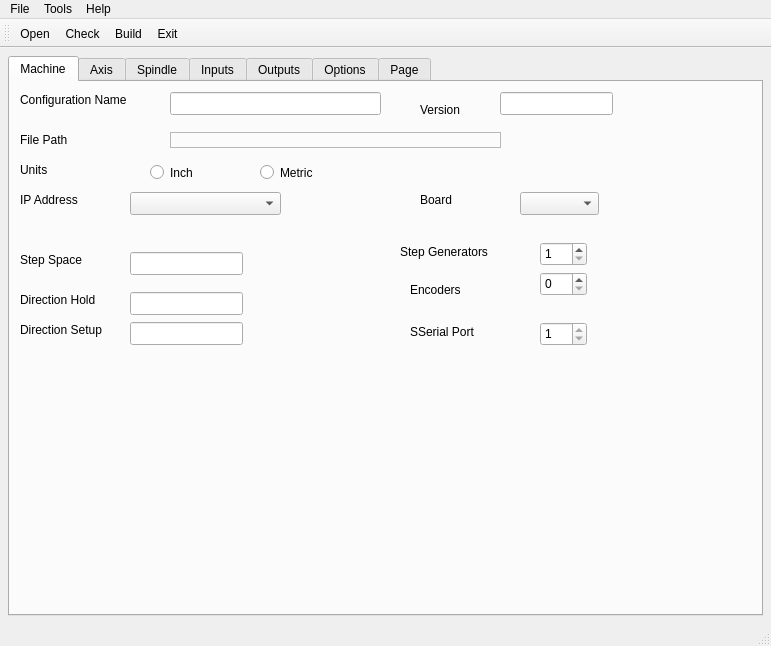
First picture: the form in 7i96.ui, repository snelweg/7i96, before the edit.
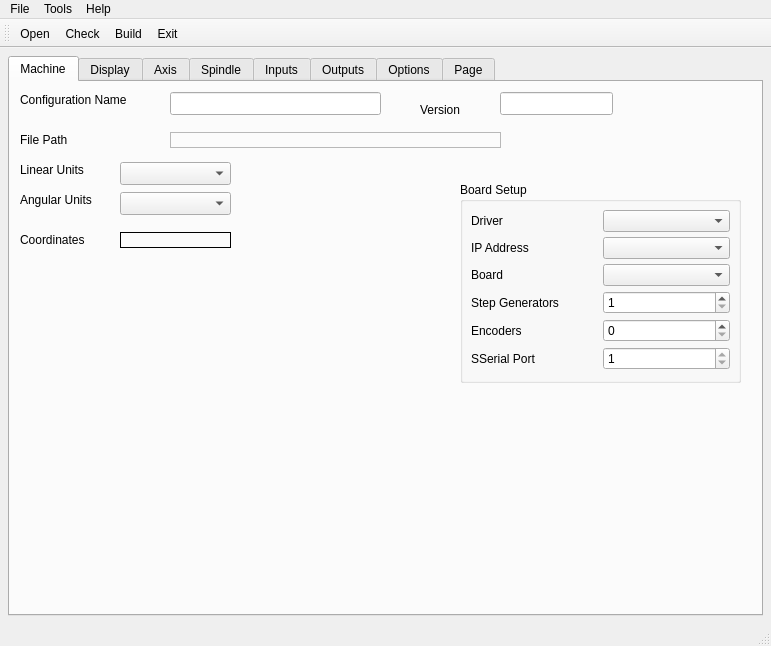
Second picture: the form after the edit.

Diff of the .ui file:
```diff
--- a/7i96.ui
+++ b/7i96.ui
@@ -81,136 +81,12 @@
          <rect>
           <x>10</x>
           <y>80</y>
-          <width>59</width>
-          <height>15</height>
-         </rect>
-        </property>
-        <property name="text">
-         <string>Units</string>
-        </property>
-       </widget>
-       <widget class="QRadioButton" name="radioButton">
-        <property name="geometry">
-         <rect>
-          <x>140</x>
-          <y>80</y>
-          <width>100</width>
-          <height>21</height>
-         </rect>
-        </property>
-        <property name="text">
-         <string>Inch</string>
-        </property>
-        <attribute name="buttonGroup">
-         <string notr="true">unitsGroup</string>
-        </attribute>
-       </widget>
-       <widget class="QRadioButton" name="radioButton_2">
-        <property name="geometry">
-         <rect>
-          <x>250</x>
-          <y>80</y>
-          <width>100</width>
-          <height>21</height>
-         </rect>
-        </property>
-        <property name="text">
-         <string>Metric</string>
-        </property>
-        <attribute name="buttonGroup">
-         <string notr="true">unitsGroup</string>
-        </attribute>
-       </widget>
-       <widget class="QLabel" name="label_8">
-        <property name="geometry">
-         <rect>
-          <x>10</x>
-          <y>170</y>
-          <width>71</width>
+          <width>81</width>
           <height>16</height>
          </rect>
         </property>
         <property name="text">
-         <string>Step Space</string>
-        </property>
-       </widget>
-       <widget class="QLabel" name="label_9">
-        <property name="geometry">
-         <rect>
-          <x>10</x>
-          <y>210</y>
-          <width>91</width>
-          <height>16</height>
-         </rect>
-        </property>
-        <property name="text">
-         <string>Direction Hold</string>
-        </property>
-       </widget>
-       <widget class="QLabel" name="label_10">
-        <property name="geometry">
-         <rect>
-          <x>10</x>
-          <y>240</y>
-          <width>101</width>
-          <height>16</height>
-         </rect>
-        </property>
-        <property name="text">
-         <string>Direction Setup</string>
-        </property>
-       </widget>
-       <widget class="QLineEdit" name="stepSpace">
-        <property name="geometry">
-         <rect>
-          <x>120</x>
-          <y>170</y>
-          <width>113</width>
-          <height>23</height>
-         </rect>
-        </property>
-       </widget>
-       <widget class="QLineEdit" name="directionHold">
-        <property name="geometry">
-         <rect>
-          <x>120</x>
-          <y>210</y>
-          <width>113</width>
-          <height>23</height>
-         </rect>
-        </property>
-       </widget>
-       <widget class="QLineEdit" name="directionSetup">
-        <property name="geometry">
-         <rect>
-          <x>120</x>
-          <y>240</y>
-          <width>113</width>
-          <height>23</height>
-         </rect>
-        </property>
-       </widget>
-       <widget class="QLabel" name="label_27">
-        <property name="geometry">
-         <rect>
-          <x>10</x>
-          <y>110</y>
-          <width>71</width>
-          <height>16</height>
-         </rect>
-        </property>
-        <property name="text">
-         <string>IP Address</string>
-        </property>
-       </widget>
-       <widget class="QComboBox" name="ipCombo">
-        <property name="geometry">
-         <rect>
-          <x>120</x>
-          <y>110</y>
-          <width>151</width>
-          <height>23</height>
-         </rect>
+         <string>Linear Units</string>
         </property>
        </widget>
        <widget class="QLabel" name="label_30">
@@ -236,111 +112,256 @@
          </rect>
         </property>
        </widget>
-       <widget class="QComboBox" name="boardCB">
+       <widget class="QComboBox" name="linearUnitsCB">
         <property name="geometry">
          <rect>
-          <x>510</x>
-          <y>110</y>
-          <width>79</width>
+          <x>110</x>
+          <y>80</y>
+          <width>111</width>
           <height>23</height>
          </rect>
         </property>
        </widget>
-       <widget class="QLabel" name="label_32">
+       <widget class="QGroupBox" name="gridGroupBox">
         <property name="geometry">
          <rect>
-          <x>410</x>
-          <y>110</y>
-          <width>59</width>
-          <height>15</height>
+          <x>450</x>
+          <y>100</y>
+          <width>281</width>
+          <height>201</height>
          </rect>
         </property>
-        <property name="text">
-         <string>Board</string>
+        <property name="title">
+         <string>Board Setup</string>
         </property>
+        <layout class="QGridLayout" name="gridLayout_26">
+         <item row="4" column="1">
+          <widget class="QSpinBox" name="encodersSB">
+           <property name="maximum">
+            <number>1</number>
+           </property>
+          </widget>
+         </item>
+         <item row="3" column="1">
+          <widget class="QSpinBox" name="stepgensSB">
+           <property name="minimum">
+            <number>1</number>
+           </property>
+           <property name="maximum">
+            <number>5</number>
+           </property>
+          </widget>
+         </item>
+         <item row="0" column="0">
+          <widget class="QLabel" name="label_36">
+           <property name="text">
+            <string>Driver</string>
+           </property>
+          </widget>
+         </item>
+         <item row="1" column="1">
+          <widget class="QComboBox" name="ipAddressCB"/>
+         </item>
+         <item row="3" column="0">
+          <widget class="QLabel" name="label_33">
+           <property name="text">
+            <string>Step Generators</string>
+           </property>
+          </widget>
+         </item>
+         <item row="2" column="1">
+          <widget class="QComboBox" name="boardCB"/>
+         </item>
+         <item row="0" column="1">
+          <widget class="QComboBox" name="driverCB"/>
+         </item>
+         <item row="4" column="0">
+          <widget class="QLabel" name="label_34">
+           <property name="text">
+            <string>Encoders</string>
+           </property>
+          </widget>
+         </item>
+         <item row="2" column="0">
+          <widget class="QLabel" name="label_32">
+           <property name="text">
+            <string>Board</string>
+           </property>
+          </widget>
+         </item>
+         <item row="1" column="0">
+          <widget class="QLabel" name="label_27">
+           <property name="text">
+            <string>IP Address</string>
+           </property>
+          </widget>
+         </item>
+         <item row="5" column="0">
+          <widget class="QLabel" name="label_35">
+           <property name="text">
+            <string>SSerial Port</string>
+           </property>
+          </widget>
+         </item>
+         <item row="5" column="1">
+          <widget class="QSpinBox" name="sserialSB">
+           <property name="minimum">
+            <number>1</number>
+           </property>
+           <property name="maximum">
+            <number>1</number>
+           </property>
+          </widget>
+         </item>
+        </layout>
        </widget>
-       <widget class="QLabel" name="label_33">
+       <widget class="QLabel" name="label_8">
         <property name="geometry">
          <rect>
-          <x>390</x>
-          <y>160</y>
-          <width>111</width>
-          <height>20</height>
+          <x>10</x>
+          <y>110</y>
+          <width>81</width>
+          <height>16</height>
          </rect>
         </property>
         <property name="text">
-         <string>Step Generators</string>
+         <string>Angular Units</string>
         </property>
        </widget>
-       <widget class="QLabel" name="label_34">
+       <widget class="QComboBox" name="angularUnitsCB">
         <property name="geometry">
          <rect>
-          <x>400</x>
-          <y>200</y>
-          <width>59</width>
-          <height>15</height>
+          <x>110</x>
+          <y>110</y>
+          <width>111</width>
+          <height>23</height>
          </rect>
         </property>
-        <property name="text">
-         <string>Encoders</string>
-        </property>
        </widget>
-       <widget class="QLabel" name="label_35">
+       <widget class="QLabel" name="label_10">
         <property name="geometry">
          <rect>
-          <x>400</x>
-          <y>240</y>
+          <x>10</x>
+          <y>150</y>
           <width>91</width>
-          <height>20</height>
+          <height>16</height>
          </rect>
         </property>
         <property name="text">
-         <string>SSerial Port</string>
+         <string>Coordinates</string>
         </property>
        </widget>
-       <widget class="QSpinBox" name="encodersSB">
+       <widget class="QLabel" name="coordinatesL">
         <property name="geometry">
          <rect>
-          <x>530</x>
-          <y>190</y>
-          <width>47</width>
-          <height>24</height>
+          <x>110</x>
+          <y>150</y>
+          <width>111</width>
+          <height>16</height>
          </rect>
         </property>
-        <property name="maximum">
-         <number>1</number>
+        <property name="frameShape">
+         <enum>QFrame::Box</enum>
         </property>
+        <property name="text">
+         <string/>
+        </property>
        </widget>
-       <widget class="QSpinBox" name="stepgensSB">
+      </widget>
+      <widget class="QWidget" name="tab_8">
+       <attribute name="title">
+        <string>Display</string>
+       </attribute>
+       <widget class="QLabel" name="label_40">
         <property name="geometry">
          <rect>
-          <x>530</x>
-          <y>160</y>
-          <width>47</width>
-          <height>24</height>
+          <x>30</x>
+          <y>30</y>
+          <width>59</width>
+          <height>15</height>
          </rect>
         </property>
-        <property name="minimum">
-         <number>1</number>
+        <property name="text">
+         <string>GUI</string>
         </property>
-        <property name="maximum">
-         <number>5</number>
+       </widget>
+       <widget class="QComboBox" name="guiCB">
+        <property name="geometry">
+         <rect>
+          <x>140</x>
+          <y>30</y>
+          <width>161</width>
+          <height>23</height>
+         </rect>
         </property>
        </widget>
-       <widget class="QSpinBox" name="sserialSB">
+       <widget class="QLabel" name="label_41">
         <property name="geometry">
          <rect>
-          <x>530</x>
-          <y>240</y>
-          <width>47</width>
-          <height>24</height>
+          <x>30</x>
+          <y>80</y>
+          <width>101</width>
+          <height>16</height>
          </rect>
         </property>
-        <property name="minimum">
-         <number>1</number>
+        <property name="text">
+         <string>Position Offset</string>
         </property>
-        <property name="maximum">
-         <number>1</number>
+       </widget>
+       <widget class="QLabel" name="label_42">
+        <property name="geometry">
+         <rect>
+          <x>30</x>
+          <y>110</y>
+          <width>121</width>
+          <height>16</height>
+         </rect>
+        </property>
+        <property name="text">
+         <string>Position Feedback</string>
+        </property>
+       </widget>
+       <widget class="QComboBox" name="positionOffsetCB">
+        <property name="geometry">
+         <rect>
+          <x>190</x>
+          <y>80</y>
+          <width>121</width>
+          <height>23</height>
+         </rect>
+        </property>
+       </widget>
+       <widget class="QComboBox" name="positionFeedbackCB">
+        <property name="geometry">
+         <rect>
+          <x>190</x>
+          <y>110</y>
+          <width>121</width>
+          <height>23</height>
+         </rect>
+        </property>
+       </widget>
+       <widget class="QLabel" name="label_9">
+        <property name="geometry">
+         <rect>
+          <x>10</x>
+          <y>150</y>
+          <width>161</width>
+          <height>16</height>
+         </rect>
+        </property>
+        <property name="text">
+         <string>Maximum Feed Override</string>
+        </property>
+       </widget>
+       <widget class="QLineEdit" name="maxFeedOverrideLE">
+        <property name="geometry">
+         <rect>
+          <x>200</x>
+          <y>150</y>
+          <width>113</width>
+          <height>23</height>
+         </rect>
         </property>
        </widget>
       </widget>
```
Left out of the diff: 187 changed lines with no effect on the pictures.
